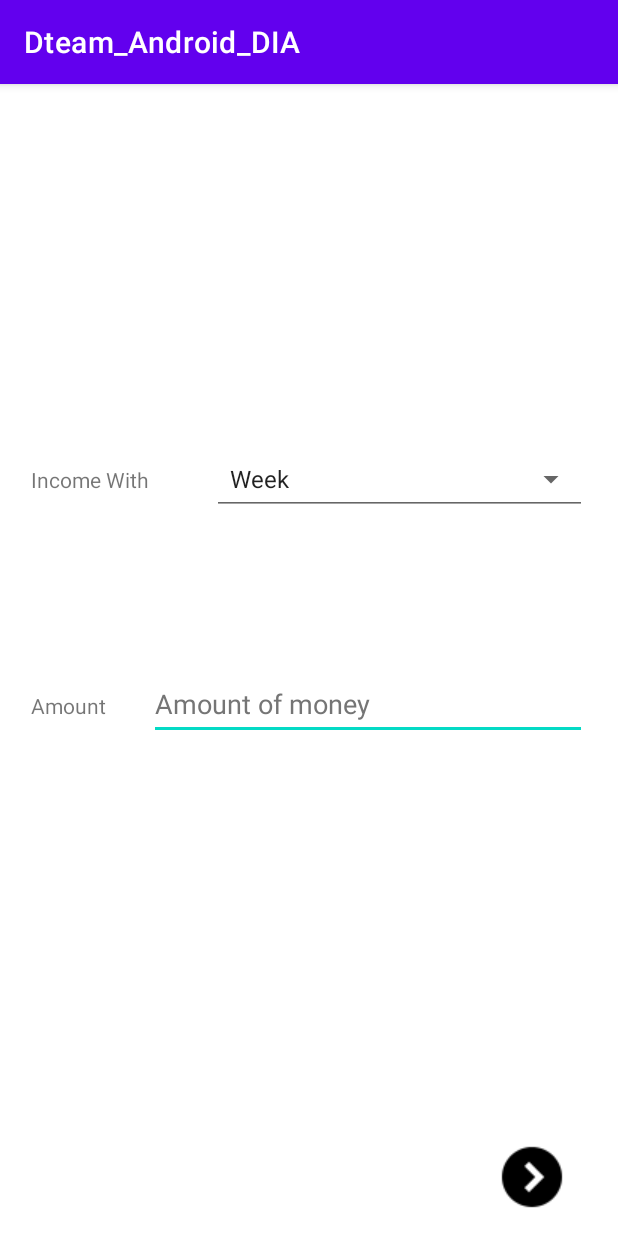
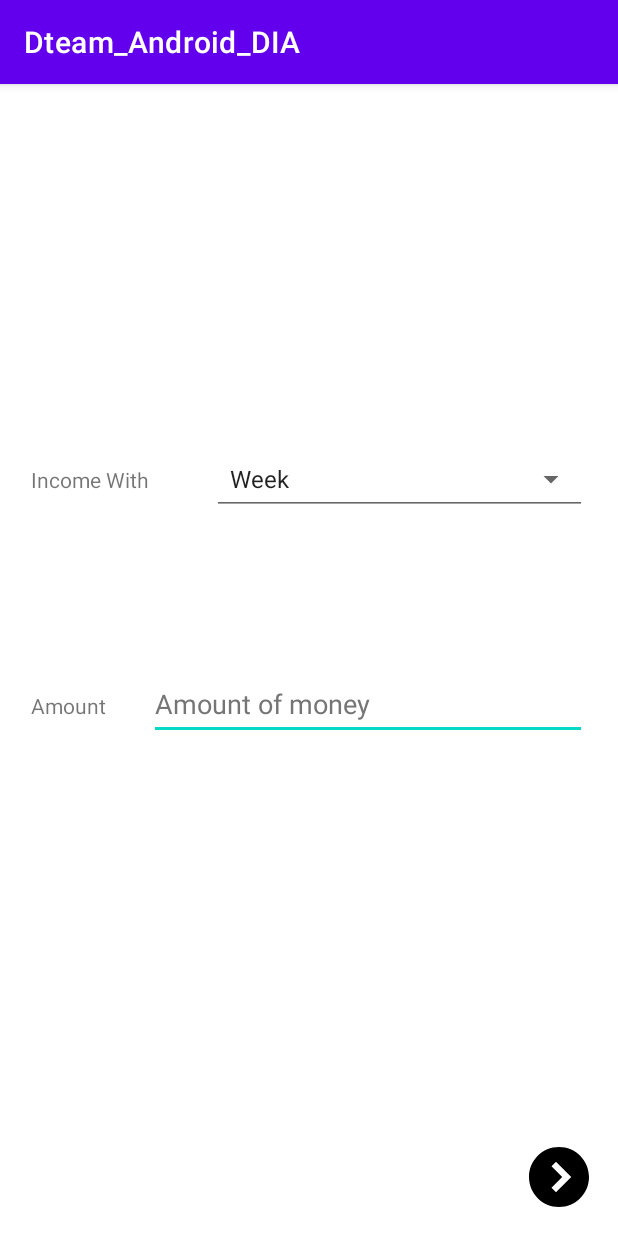
Before and after one commit to Thuancvce150378/Dteam_Android_DPots, an Android app: the screen it shows after launch (MainActivity before the commit, IncomeSetup after it), on a phone screen of 412 x 824 dp. Run offline under Robolectric (Android 15) with nearby library versions, the phone set to English and light mode, and no system bars.

Commit message:
add design

```diff
--- a/app/src/main/AndroidManifest.xml
+++ b/app/src/main/AndroidManifest.xml
@@ -12,6 +12,9 @@
         android:supportsRtl="true"
         android:theme="@style/Theme.Dteam_Android_DIA"
         tools:targetApi="31">
+        <activity
+            android:name=".PotsSetUp"
+            android:exported="false" />
         <activity
             android:name=".ProgramIntro"
             android:exported="false" />
--- a/app/src/main/java/com/example/dteam_android_dia/IncomeSetup.java
+++ b/app/src/main/java/com/example/dteam_android_dia/IncomeSetup.java
@@ -5,7 +5,7 @@ import androidx.appcompat.app.AppCompatActivity;
 import android.content.Intent;
 import android.os.Bundle;
 import android.util.Log;
-import android.widget.Button;
+import android.view.View;
 import android.widget.ImageButton;
 
 public class IncomeSetup extends AppCompatActivity {
@@ -15,12 +15,17 @@ public class IncomeSetup extends AppCompatActivity {
     protected void onCreate(Bundle savedInstanceState) {
         super.onCreate(savedInstanceState);
         setContentView(R.layout.activity_income_setup);
-        btnNext = findViewById(R.id.btnNextpage);
+        btnNext = findViewById(R.id.btnNext);
         Log.d("IncomeSetup", "IncomeSetup");
-        btnNext.setOnClickListener(v -> {
-            Log.d("IncomeSetup", "Next page");
-            Intent intent = new Intent(IncomeSetup.this, ProgramIntro.class);
-            startActivity(intent);
+        btnNext.setOnClickListener(new View.OnClickListener() {
+            @Override
+            public void onClick(View view) {
+                    Log.d("IncomeSetup", "Next page");
+                    Intent intent = new Intent(IncomeSetup.this, ProgramIntro.class);
+                    startActivity(intent);
+            }
         });
     }
+
+
 }
--- a/app/src/main/java/com/example/dteam_android_dia/MainActivity.java
+++ b/app/src/main/java/com/example/dteam_android_dia/MainActivity.java
@@ -2,6 +2,7 @@ package com.example.dteam_android_dia;
 
 import androidx.appcompat.app.AppCompatActivity;
 
+import android.content.Intent;
 import android.os.Bundle;
 
 public class MainActivity extends AppCompatActivity {
@@ -11,7 +12,8 @@ public class MainActivity extends AppCompatActivity {
         super.onCreate(savedInstanceState);
         if(true)//check user have been value for income
         {
-            setContentView(R.layout.activity_income_setup);
+            Intent intent = new Intent(MainActivity.this, IncomeSetup.class);
+            startActivity(intent);
         }
         else
         {
--- /dev/null
+++ b/app/src/main/java/com/example/dteam_android_dia/PieChart.java
@@ -0,0 +1,33 @@
+package com.example.dteam_android_dia;
+
+import android.content.Context;
+import android.content.res.TypedArray;
+import android.util.AttributeSet;
+import android.view.View;
+
+public class PieChart extends View {
+    Boolean mShowText;
+    Integer textPos;
+    public PieChart(Context context, AttributeSet attrs) {
+        super(context, attrs);
+        TypedArray a = context.getTheme().obtainStyledAttributes(
+                attrs,
+                R.styleable.PieChart,
+                0, 0);
+
+        try {
+            mShowText = a.getBoolean(R.styleable.PieChart_showText, false);
+            textPos = a.getInteger(R.styleable.PieChart_labelPosition, 0);
+        } finally {
+            a.recycle();
+        }
+    }
+    public boolean isShowText() {
+        return mShowText;
+    }
+    public void setShowText(boolean showText) {
+        mShowText = showText;
+        invalidate();
+        requestLayout();
+    }
+}
--- /dev/null
+++ b/app/src/main/res/drawable/btnnext.xml
@@ -0,0 +1,4 @@
+<vector android:height="48dp" android:viewportHeight="24"
+    android:viewportWidth="24" android:width="48dp" xmlns:android="http://schemas.android.com/apk/res/android">
+    <path android:fillColor="#FF000000" android:pathData="M12,2C6.477,2 2,6.477 2,12c0,5.523 4.477,10 10,10s10,-4.477 10,-10C22,6.477 17.523,2 12,2zM11,17.071l-1.5,-1.5L13.071,12L9.5,8.429l1.5,-1.5L16.071,12L11,17.071z"/>
+</vector>
--- /dev/null
+++ b/app/src/main/res/drawable/pot.xml
@@ -0,0 +1,4 @@
+<vector android:height="48dp" android:viewportHeight="32"
+    android:viewportWidth="32" android:width="48dp" xmlns:android="http://schemas.android.com/apk/res/android">
+    <path android:fillColor="#FF000000" android:pathData="M5,5L5,7L7,7L7,9.383L6.658,9.553C5.644,10.06 5,11.102 5,12.236L5,24C5,25.645 6.355,27 8,27L24,27C25.645,27 27,25.645 27,24L27,12.236C27,11.102 26.357,10.06 25.342,9.553L25,9.383L25,7L27,7L27,5L5,5zM9,7L23,7L23,10.617L24.447,11.342C24.788,11.512 25,11.856 25,12.236L25,24C25,24.565 24.565,25 24,25L8,25C7.435,25 7,24.565 7,24L7,12.236C7,11.855 7.211,11.513 7.553,11.342L8.236,11L21,11L21,9L9,9L9,7z"/>
+</vector>
--- a/app/src/main/res/layout/activity_income_setup.xml
+++ b/app/src/main/res/layout/activity_income_setup.xml
@@ -4,19 +4,11 @@
     xmlns:tools="http://schemas.android.com/tools"
     android:layout_width="match_parent"
     android:layout_height="match_parent"
+    xmlns:custom="http://schemas.android.com/apk/res-auto"
     android:padding="15dp"
     tools:context=".IncomeSetup">
 
-    <ImageButton
-        android:id="@+id/btnNext"
-        android:layout_width="84dp"
-        android:layout_height="48dp"
-        android:layout_weight="1"
-        android:backgroundTint="#00FFFFFF"
-        android:contentDescription="@string/next"
-        app:layout_constraintBottom_toBottomOf="parent"
-        app:layout_constraintEnd_toEndOf="@+id/linearLayout"
-        app:srcCompat="@drawable/next_page" />
+
 
     <LinearLayout
         android:id="@+id/linearLayout"
@@ -76,6 +68,26 @@
                 android:textColorHint="#757575" />
 
         </LinearLayout>
+
+        <com.example.dteam_android_dia.PieChart
+            android:layout_width="369dp"
+            android:layout_height="108dp"
+            custom:labelPosition="left"
+            custom:showText="true" />
     </LinearLayout>
 
+    <ImageButton
+        android:id="@+id/btnNext"
+        android:layout_width="48dp"
+        android:layout_height="48dp"
+        android:adjustViewBounds="true"
+        android:backgroundTint="#00FFFFFF"
+        android:contentDescription="@string/next"
+        android:scaleType="center"
+        android:src="@drawable/btnnext"
+        app:layout_constraintBottom_toBottomOf="parent"
+        app:layout_constraintEnd_toEndOf="parent"
+
+        />
+
 </androidx.constraintlayout.widget.ConstraintLayout>
--- a/app/src/main/res/values/strings.xml
+++ b/app/src/main/res/values/strings.xml
@@ -8,5 +8,9 @@
     <string name="AppIntro">
         We help you manage your finances according to the modern 6-cup method, helping you to divide the necessary parts for spending in life.
     </string>
+    <string name="name_pot">Name Pot</string>
+    <string name="textview">
+        Lorem Ipsum is simply dummy text of the printing and typesetting industry. Lorem Ipsum has been the industry\'s standard dummy text ever since the 1500s, when an unknown printer took a galley of type and scrambled it to make a type specimen book. It has survived not only five centuries, but also the leap into electronic typesetting, remaining essentially unchanged.
+    </string>
 
 </resources>
```
Also changed, not shown: app/src/main/java/com/example/dteam_android_dia/PotsSetUp.java (added, +14 -0 lines), app/src/main/java/com/example/dteam_android_dia/ProgramIntro.java (+15 -0 lines), app/src/main/java/com/example/dteam_android_dia/SeekBarMultiThumb.java (added, +28 -0 lines), app/src/main/res/layout/activity_pots_set_up.xml (added, +60 -0 lines), app/src/main/res/layout/activity_program_intro.xml (+5 -2 lines), app/src/main/res/values/attrs.xml (added, +10 -0 lines).
